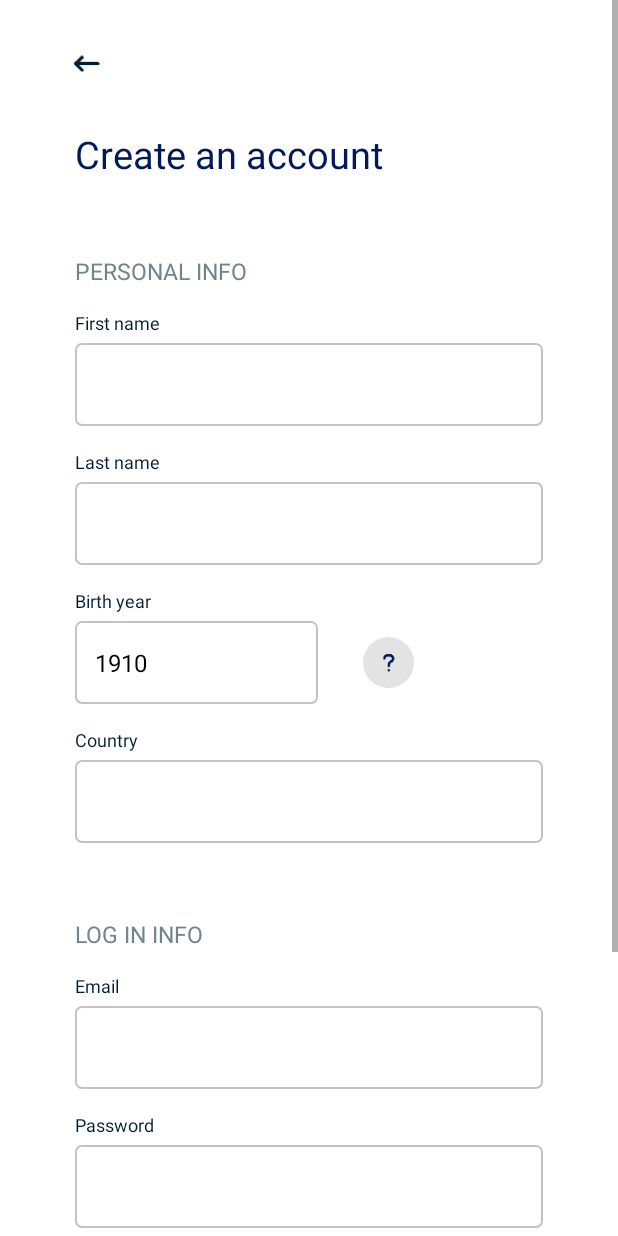
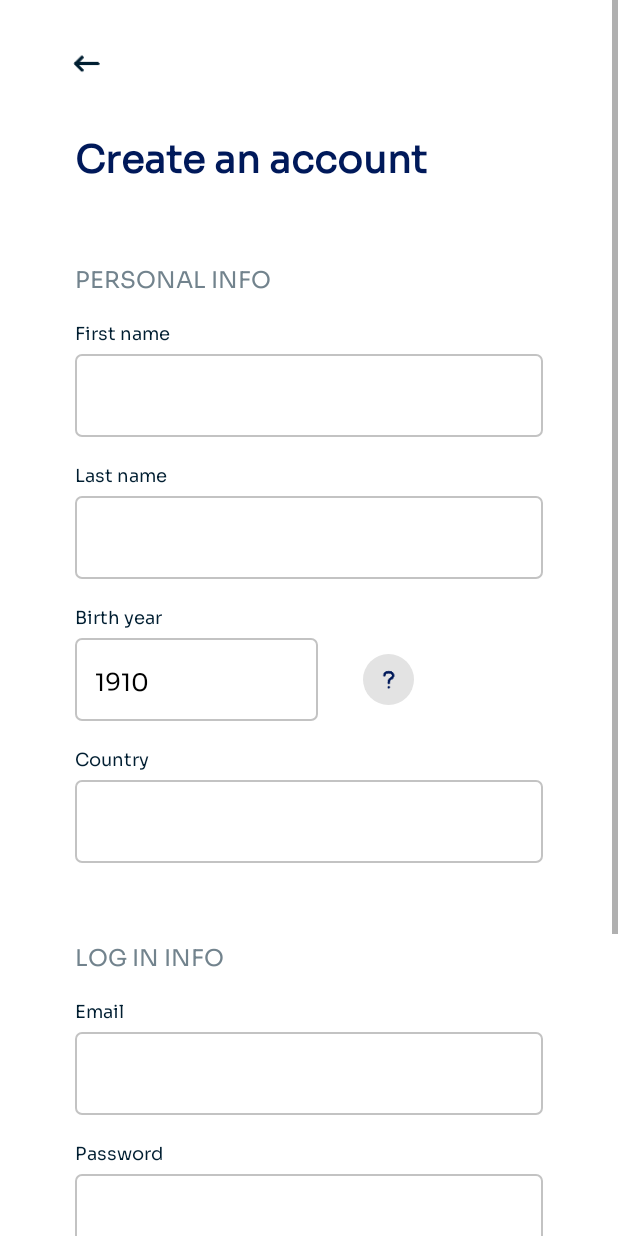
Before and after one commit to hariscredspo/CredsPo, an Android app: the RegistrationFragment screen opened through its navigation route, on a phone screen of 412 x 824 dp. Run offline under Robolectric (Android 15) with nearby library versions, the phone set to English and light mode, and no system bars; our stand-ins replace navigation-ui; 1 statement that could not run was skipped.

Commit message:
Change font

```diff
--- a/app/src/main/res/layout/fragment_login.xml
+++ b/app/src/main/res/layout/fragment_login.xml
@@ -78,6 +78,7 @@
         android:layout_width="match_parent"
         style="@style/Theme.CredsPo.Button"
         android:text="LOG IN"
+        android:textStyle="bold"
         android:layout_marginTop="30dp"
         app:layout_constraintTop_toBottomOf="@id/login_input_pass"
         app:layout_constraintStart_toStartOf="parent"
--- a/app/src/main/res/layout/fragment_profile.xml
+++ b/app/src/main/res/layout/fragment_profile.xml
@@ -67,9 +67,11 @@
         android:text="Log out"
         android:textAllCaps="false"
         android:textColor="@color/darker_blue"
+        android:textStyle="bold"
         android:textSize="18sp"
         android:textAlignment="textStart"
         android:background="@drawable/rect_rounded_white"
+        android:translationZ="16dp"
         android:layout_marginHorizontal="25dp"
         app:layout_constraintTop_toBottomOf="@id/profile_image_header" />
     <ImageView
@@ -97,6 +99,7 @@
         android:layout_height="65dp"
         android:paddingLeft="65dp"
         android:text="Delete account"
+        android:textStyle="bold"
         android:textAllCaps="false"
         android:textColor="@color/red"
         android:textSize="18sp"
--- a/app/src/main/res/layout/fragment_registration.xml
+++ b/app/src/main/res/layout/fragment_registration.xml
@@ -31,6 +31,7 @@
                 android:layout_marginLeft="50dp"
                 android:layout_marginTop="30dp"
                 android:text="Create an account"
+                android:textStyle="bold"
                 android:textColor="@color/dark_blue"
                 android:textSize="25sp"
                 app:layout_constraintStart_toStartOf="parent"
@@ -271,8 +272,9 @@
                 android:layout_height="wrap_content"
                 android:layout_marginLeft="15dp"
                 android:text="Privacy and policy"
+                android:textStyle="bold"
                 android:textColor="@color/button"
-                android:textSize="15sp"
+                android:textSize="14sp"
                 app:layout_constraintStart_toEndOf="@id/registration_image_terms_and_policy_checkbox_background"
                 app:layout_constraintTop_toTopOf="@id/registration_image_terms_and_policy_checkbox_background" />
 
@@ -292,6 +294,7 @@
                 android:layout_width="match_parent"
                 android:layout_marginTop="30dp"
                 android:text="CREATE ACCOUNT"
+                android:textStyle="bold"
                 app:layout_constraintEnd_toEndOf="parent"
                 app:layout_constraintStart_toStartOf="parent"
                 app:layout_constraintTop_toBottomOf="@id/registration_image_terms_and_policy_checkbox" />
--- a/app/src/main/res/values/themes.xml
+++ b/app/src/main/res/values/themes.xml
@@ -12,6 +12,8 @@
         <!-- Status bar color. -->
         <item name="android:statusBarColor" tools:targetApi="l">?attr/colorPrimaryVariant</item>
         <!-- Customize your theme here. -->
+        <item name="android:fontFamily">@font/sora</item>
+        <item name="fontFamily">@font/sora</item>
     </style>
 
     <style name="Theme.CredsPo.TextInputLayout" parent="ThemeOverlay.AppCompat">
```
Also changed, not shown: app/src/main/res/font/sora.ttf (added).
